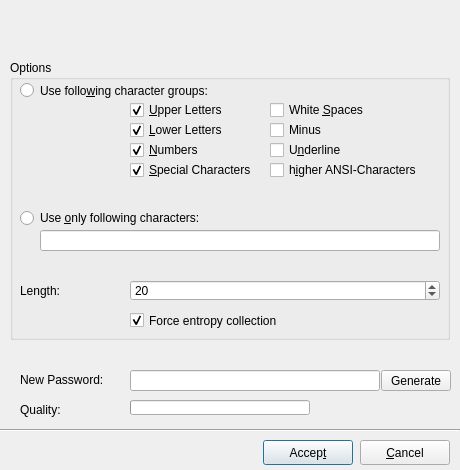
thooge/keepassx1, file src/forms/PasswordGenDlg.ui: the form before one commit.
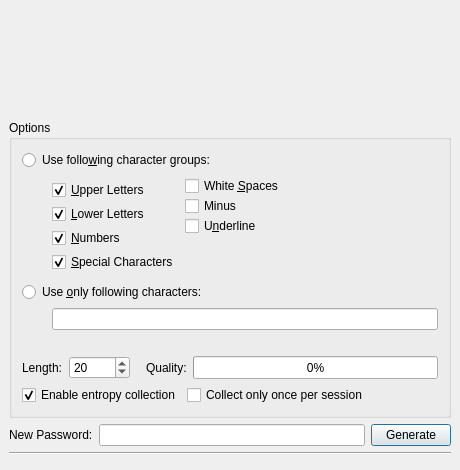
The form after the commit. Icons and pictures are not drawn.

Commit message: overworked password generation dialog, enabled yarrow and entropy collection, some work on the integration plugins, plugin settings tab is finished

Patch:
```diff
--- a/src/forms/PasswordGenDlg.ui
+++ b/src/forms/PasswordGenDlg.ui
@@ -32,176 +32,82 @@
   <property name="windowTitle" >
    <string>Password Generator</string>
   </property>
-  <widget class="QProgressBar" name="Progress_Quali" >
-   <property name="geometry" >
-    <rect>
-     <x>130</x>
-     <y>400</y>
-     <width>180</width>
-     <height>15</height>
-    </rect>
+  <layout class="QVBoxLayout" >
+   <property name="margin" >
+    <number>9</number>
    </property>
-   <property name="orientation" >
-    <enum>Qt::Horizontal</enum>
+   <property name="spacing" >
+    <number>6</number>
    </property>
-  </widget>
-  <widget class="QLineEdit" name="Edit_dest" >
-   <property name="geometry" >
-    <rect>
-     <x>130</x>
-     <y>370</y>
-     <width>250</width>
-     <height>21</height>
-    </rect>
-   </property>
-  </widget>
-  <widget class="QLabel" name="Label_Bits" >
-   <property name="geometry" >
-    <rect>
-     <x>320</x>
-     <y>399</y>
-     <width>60</width>
-     <height>16</height>
-    </rect>
-   </property>
-   <property name="text" >
-    <string/>
-   </property>
-  </widget>
-  <widget class="QPushButton" name="ButtonOK" >
-   <property name="geometry" >
-    <rect>
-     <x>263</x>
-     <y>440</y>
-     <width>90</width>
-     <height>25</height>
-    </rect>
-   </property>
-   <property name="text" >
-    <string>Accep&amp;t</string>
-   </property>
-  </widget>
-  <widget class="QPushButton" name="Button_Cancel" >
-   <property name="geometry" >
-    <rect>
-     <x>360</x>
-     <y>440</y>
-     <width>90</width>
-     <height>25</height>
-    </rect>
-   </property>
-   <property name="text" >
-    <string>&amp;Cancel</string>
-   </property>
-  </widget>
-  <widget class="QPushButton" name="ButtonGenerate" >
-   <property name="geometry" >
-    <rect>
-     <x>381</x>
-     <y>370</y>
-     <width>70</width>
-     <height>21</height>
-    </rect>
-   </property>
-   <property name="text" >
-    <string>Generate</string>
-   </property>
-  </widget>
-  <widget class="QLabel" name="textLabel4" >
-   <property name="geometry" >
-    <rect>
-     <x>20</x>
-     <y>370</y>
-     <width>110</width>
-     <height>20</height>
-    </rect>
-   </property>
-   <property name="text" >
-    <string>New Password:</string>
-   </property>
-  </widget>
-  <widget class="QLabel" name="textLabel5" >
-   <property name="geometry" >
-    <rect>
-     <x>20</x>
-     <y>400</y>
-     <width>110</width>
-     <height>20</height>
-    </rect>
-   </property>
-   <property name="text" >
-    <string>Quality:</string>
-   </property>
-  </widget>
-  <widget class="Line" name="line3" >
-   <property name="geometry" >
-    <rect>
-     <x>0</x>
-     <y>420</y>
-     <width>460</width>
-     <height>20</height>
-    </rect>
-   </property>
-   <property name="frameShape" >
-    <enum>QFrame::HLine</enum>
-   </property>
-   <property name="frameShadow" >
-    <enum>QFrame::Sunken</enum>
-   </property>
+   <item>
+    <spacer>
    <property name="orientation" >
-    <enum>Qt::Horizontal</enum>
-   </property>
-  </widget>
+      <enum>Qt::Vertical</enum>
+     </property>
+     <property name="sizeHint" >
+      <size>
+       <width>20</width>
+       <height>50</height>
+      </size>
+     </property>
+    </spacer>
+   </item>
+   <item>
   <widget class="QGroupBox" name="groupBox1" >
-   <property name="geometry" >
-    <rect>
-     <x>10</x>
-     <y>60</y>
-     <width>440</width>
-     <height>280</height>
-    </rect>
-   </property>
    <property name="title" >
     <string>Options</string>
    </property>
-   <widget class="QLineEdit" name="Edit_chars" >
-    <property name="geometry" >
-     <rect>
-      <x>30</x>
-      <y>170</y>
-      <width>400</width>
-      <height>21</height>
-     </rect>
-    </property>
-   </widget>
-   <widget class="QSpinBox" name="Spin_Num" >
-    <property name="geometry" >
-     <rect>
-      <x>120</x>
-      <y>220</y>
-      <width>310</width>
-      <height>21</height>
-     </rect>
-    </property>
-    <property name="maximum" >
-     <number>1000</number>
-    </property>
-    <property name="minimum" >
-     <number>1</number>
-    </property>
-    <property name="value" >
-     <number>20</number>
-    </property>
-   </widget>
+     <layout class="QVBoxLayout" >
+      <property name="margin" >
+       <number>10</number>
+      </property>
+      <property name="spacing" >
+       <number>6</number>
+      </property>
+      <item>
+       <widget class="QRadioButton" name="Radio_1" >
+        <property name="text" >
+         <string>Use follo&amp;wing character groups:</string>
+        </property>
+        <property name="shortcut" >
+         <string>Alt+W</string>
+        </property>
+       </widget>
+      </item>
+      <item>
+       <layout class="QHBoxLayout" >
+        <property name="margin" >
+         <number>0</number>
+        </property>
+        <property name="spacing" >
+         <number>6</number>
+        </property>
+        <item>
+         <spacer>
+          <property name="orientation" >
+           <enum>Qt::Horizontal</enum>
+          </property>
+          <property name="sizeType" >
+           <enum>QSizePolicy::Fixed</enum>
+          </property>
+          <property name="sizeHint" >
+           <size>
+            <width>30</width>
+            <height>20</height>
+           </size>
+          </property>
+         </spacer>
+        </item>
+        <item>
+         <layout class="QVBoxLayout" >
+          <property name="margin" >
+           <number>0</number>
+          </property>
+          <property name="spacing" >
+           <number>0</number>
+          </property>
+          <item>
    <widget class="QCheckBox" name="checkBox1" >
-    <property name="geometry" >
-     <rect>
-      <x>120</x>
-      <y>40</y>
-      <width>131</width>
-      <height>20</height>
-     </rect>
-    </property>
     <property name="text" >
      <string>&amp;Upper Letters</string>
     </property>
@@ -212,15 +118,9 @@
      <bool>true</bool>
     </property>
    </widget>
+          </item>
+          <item>
    <widget class="QCheckBox" name="checkBox2" >
-    <property name="geometry" >
-     <rect>
-      <x>120</x>
-      <y>60</y>
-      <width>140</width>
-      <height>20</height>
-     </rect>
-    </property>
     <property name="text" >
      <string>&amp;Lower Letters</string>
     </property>
@@ -231,15 +131,9 @@
      <bool>true</bool>
     </property>
    </widget>
+          </item>
+          <item>
    <widget class="QCheckBox" name="checkBox3" >
-    <property name="geometry" >
-     <rect>
-      <x>120</x>
-      <y>80</y>
-      <width>140</width>
-      <height>20</height>
-     </rect>
-    </property>
     <property name="text" >
      <string>&amp;Numbers</string>
     </property>
@@ -250,15 +144,9 @@
      <bool>true</bool>
     </property>
    </widget>
+          </item>
+          <item>
    <widget class="QCheckBox" name="checkBox4" >
-    <property name="geometry" >
-     <rect>
-      <x>120</x>
-      <y>100</y>
-      <width>140</width>
-      <height>20</height>
-     </rect>
-    </property>
     <property name="text" >
      <string>&amp;Special Characters</string>
     </property>
@@ -266,28 +154,36 @@
      <bool>true</bool>
     </property>
    </widget>
+          </item>
+         </layout>
+        </item>
+        <item>
+         <layout class="QVBoxLayout" >
+          <property name="margin" >
+           <number>0</number>
+          </property>
+          <property name="spacing" >
+           <number>0</number>
+          </property>
+          <item>
+           <widget class="QCheckBox" name="checkBox5" >
+            <property name="text" >
+             <string>White &amp;Spaces</string>
+            </property>
+            <property name="shortcut" >
+             <string>Alt+S</string>
+            </property>
+           </widget>
+          </item>
+          <item>
    <widget class="QCheckBox" name="checkBox6" >
-    <property name="geometry" >
-     <rect>
-      <x>260</x>
-      <y>60</y>
-      <width>170</width>
-      <height>20</height>
-     </rect>
-    </property>
     <property name="text" >
      <string>Minus</string>
     </property>
    </widget>
+          </item>
+          <item>
    <widget class="QCheckBox" name="checkBox7" >
-    <property name="geometry" >
-     <rect>
-      <x>260</x>
-      <y>80</y>
-      <width>170</width>
-      <height>20</height>
-     </rect>
-    </property>
     <property name="text" >
      <string>U&amp;nderline</string>
     </property>
@@ -295,31 +191,39 @@
      <string>Alt+N</string>
     </property>
    </widget>
-   <widget class="QCheckBox" name="checkBox8" >
-    <property name="geometry" >
-     <rect>
-      <x>260</x>
-      <y>100</y>
-      <width>170</width>
+          </item>
+          <item>
+           <spacer>
+            <property name="orientation" >
+             <enum>Qt::Vertical</enum>
+            </property>
+            <property name="sizeHint" >
+             <size>
+              <width>20</width>
+              <height>40</height>
+             </size>
+            </property>
+           </spacer>
+          </item>
+         </layout>
+        </item>
+        <item>
+         <spacer>
+          <property name="orientation" >
+           <enum>Qt::Horizontal</enum>
+          </property>
+          <property name="sizeHint" >
+           <size>
+            <width>40</width>
       <height>20</height>
-     </rect>
-    </property>
-    <property name="text" >
-     <string>h&amp;igher ANSI-Characters</string>
-    </property>
-    <property name="shortcut" >
-     <string>Alt+H</string>
-    </property>
-   </widget>
+           </size>
+          </property>
+         </spacer>
+        </item>
+       </layout>
+      </item>
+      <item>
    <widget class="QRadioButton" name="Radio_2" >
-    <property name="geometry" >
-     <rect>
-      <x>10</x>
-      <y>150</y>
-      <width>420</width>
-      <height>16</height>
-     </rect>
-    </property>
     <property name="text" >
      <string>Use &amp;only following characters:</string>
     </property>
@@ -327,62 +231,145 @@
      <string>Alt+O</string>
     </property>
    </widget>
+      </item>
+      <item>
+       <layout class="QHBoxLayout" >
+        <property name="margin" >
+         <number>0</number>
+        </property>
+        <property name="spacing" >
+         <number>6</number>
+        </property>
+        <item>
+         <spacer>
+          <property name="orientation" >
+           <enum>Qt::Horizontal</enum>
+          </property>
+          <property name="sizeType" >
+           <enum>QSizePolicy::Fixed</enum>
+          </property>
+          <property name="sizeHint" >
+           <size>
+            <width>30</width>
+            <height>20</height>
+           </size>
+          </property>
+         </spacer>
+        </item>
+        <item>
+         <widget class="QLineEdit" name="Edit_chars" >
+          <property name="maxLength" >
+           <number>255</number>
+          </property>
+         </widget>
+        </item>
+       </layout>
+      </item>
+      <item>
+       <spacer>
+        <property name="orientation" >
+         <enum>Qt::Vertical</enum>
+        </property>
+        <property name="sizeHint" >
+         <size>
+          <width>20</width>
+          <height>20</height>
+         </size>
+        </property>
+       </spacer>
+      </item>
+      <item>
+       <layout class="QHBoxLayout" >
+        <property name="margin" >
+         <number>0</number>
+        </property>
+        <property name="spacing" >
+         <number>6</number>
+        </property>
+        <item>
    <widget class="QLabel" name="textLabel1" >
-    <property name="geometry" >
-     <rect>
-      <x>10</x>
-      <y>220</y>
-      <width>110</width>
-      <height>21</height>
-     </rect>
-    </property>
     <property name="text" >
      <string>Length:</string>
     </property>
    </widget>
-   <widget class="QRadioButton" name="Radio_1" >
-    <property name="geometry" >
-     <rect>
-      <x>10</x>
-      <y>20</y>
-      <width>420</width>
-      <height>21</height>
-     </rect>
-    </property>
-    <property name="text" >
-     <string>Use follo&amp;wing character groups:</string>
-    </property>
-    <property name="shortcut" >
-     <string>Alt+W</string>
-    </property>
-   </widget>
-   <widget class="QCheckBox" name="checkBox5" >
-    <property name="geometry" >
-     <rect>
-      <x>260</x>
-      <y>40</y>
-      <width>170</width>
+        </item>
+        <item>
+         <widget class="QSpinBox" name="Spin_Num" >
+          <property name="maximum" >
+           <number>10000</number>
+          </property>
+          <property name="minimum" >
+           <number>1</number>
+          </property>
+          <property name="value" >
+           <number>20</number>
+          </property>
+         </widget>
+        </item>
+        <item>
+         <spacer>
+          <property name="orientation" >
+           <enum>Qt::Horizontal</enum>
+          </property>
+          <property name="sizeType" >
+           <enum>QSizePolicy::Fixed</enum>
+          </property>
+          <property name="sizeHint" >
+           <size>
+            <width>10</width>
       <height>20</height>
-     </rect>
-    </property>
+           </size>
+          </property>
+         </spacer>
+        </item>
+        <item>
+         <widget class="QLabel" name="textLabel5" >
     <property name="text" >
-     <string>White &amp;Spaces</string>
-    </property>
-    <property name="shortcut" >
-     <string>Alt+S</string>
-    </property>
-   </widget>
-   <widget class="QCheckBox" name="Check_strongrandom" >
-    <property name="geometry" >
-     <rect>
-      <x>120</x>
-      <y>250</y>
-      <width>310</width>
-      <height>21</height>
-     </rect>
-    </property>
+           <string>Quality:</string>
+          </property>
+         </widget>
+        </item>
+        <item>
+         <widget class="QProgressBar" name="Progress_Quali" >
+          <property name="sizePolicy" >
+           <sizepolicy>
+            <hsizetype>7</hsizetype>
+            <vsizetype>1</vsizetype>
+            <horstretch>0</horstretch>
+            <verstretch>0</verstretch>
+           </sizepolicy>
+          </property>
+          <property name="maximumSize" >
+           <size>
+            <width>16777215</width>
+            <height>16777215</height>
+           </size>
+          </property>
+          <property name="maximum" >
+           <number>128</number>
+          </property>
+          <property name="value" >
+           <number>0</number>
+          </property>
+          <property name="orientation" >
+           <enum>Qt::Horizontal</enum>
+          </property>
+         </widget>
+        </item>
+       </layout>
+      </item>
+      <item>
+       <layout class="QHBoxLayout" >
+        <property name="margin" >
+         <number>0</number>
+        </property>
+        <property name="spacing" >
+         <number>6</number>
+        </property>
+        <item>
+         <widget class="QCheckBox" name="Check_CollectEntropy" >
     <property name="text" >
-     <string>Force entropy collection</string>
+           <string>Enable entropy collection</string>
     </property>
     <property name="shortcut" >
      <string>Alt+M</string>
@@ -391,23 +378,83 @@
      <bool>true</bool>
     </property>
    </widget>
-  </widget>
-  <widget class="QLabel" name="Banner" >
-   <property name="geometry" >
-    <rect>
-     <x>0</x>
-     <y>0</y>
-     <width>460</width>
-     <height>50</height>
-    </rect>
-   </property>
-   <property name="pixmap" >
-    <pixmap/>
-   </property>
-   <property name="scaledContents" >
-    <bool>true</bool>
-   </property>
-  </widget>
+        </item>
+        <item>
+         <widget class="QCheckBox" name="Check_CollectOncePerSession" >
+          <property name="text" >
+           <string>Collect only once per session</string>
+          </property>
+         </widget>
+        </item>
+        <item>
+         <spacer>
+          <property name="orientation" >
+           <enum>Qt::Horizontal</enum>
+          </property>
+          <property name="sizeHint" >
+           <size>
+            <width>40</width>
+            <height>20</height>
+           </size>
+          </property>
+         </spacer>
+        </item>
+       </layout>
+      </item>
+     </layout>
+    </widget>
+   </item>
+   <item>
+    <layout class="QHBoxLayout" >
+     <property name="margin" >
+      <number>0</number>
+     </property>
+     <property name="spacing" >
+      <number>6</number>
+     </property>
+     <item>
+      <widget class="QLabel" name="textLabel4" >
+       <property name="text" >
+        <string>New Password:</string>
+       </property>
+      </widget>
+     </item>
+     <item>
+      <widget class="QLineEdit" name="Edit_dest" />
+     </item>
+     <item>
+      <widget class="QPushButton" name="ButtonGenerate" >
+       <property name="text" >
+        <string>Generate</string>
+       </property>
+      </widget>
+     </item>
+    </layout>
+   </item>
+   <item>
+    <widget class="Line" name="line3" >
+     <property name="frameShape" >
+      <enum>QFrame::HLine</enum>
+     </property>
+     <property name="frameShadow" >
+      <enum>QFrame::Sunken</enum>
+     </property>
+     <property name="orientation" >
+      <enum>Qt::Horizontal</enum>
+     </property>
+    </widget>
+   </item>
+   <item>
+    <widget class="QDialogButtonBox" name="DialogButtons" >
+     <property name="orientation" >
+      <enum>Qt::Horizontal</enum>
+     </property>
+     <property name="standardButtons" >
+      <set>QDialogButtonBox::NoButton</set>
+     </property>
+    </widget>
+   </item>
+  </layout>
  </widget>
  <layoutdefault spacing="6" margin="11" />
  <tabstops>
```
Left out of the diff: 6 changed lines with no effect on the pictures. Lines whose indentation alone changed are shown as unchanged. The commit also changes 15 other files.
